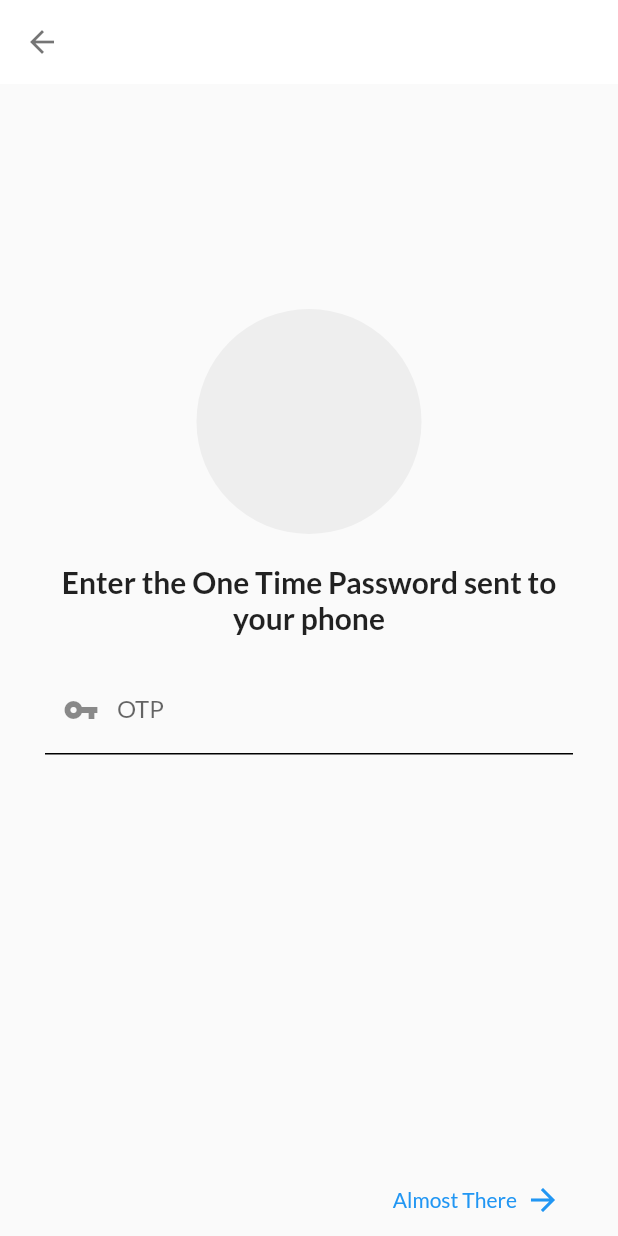
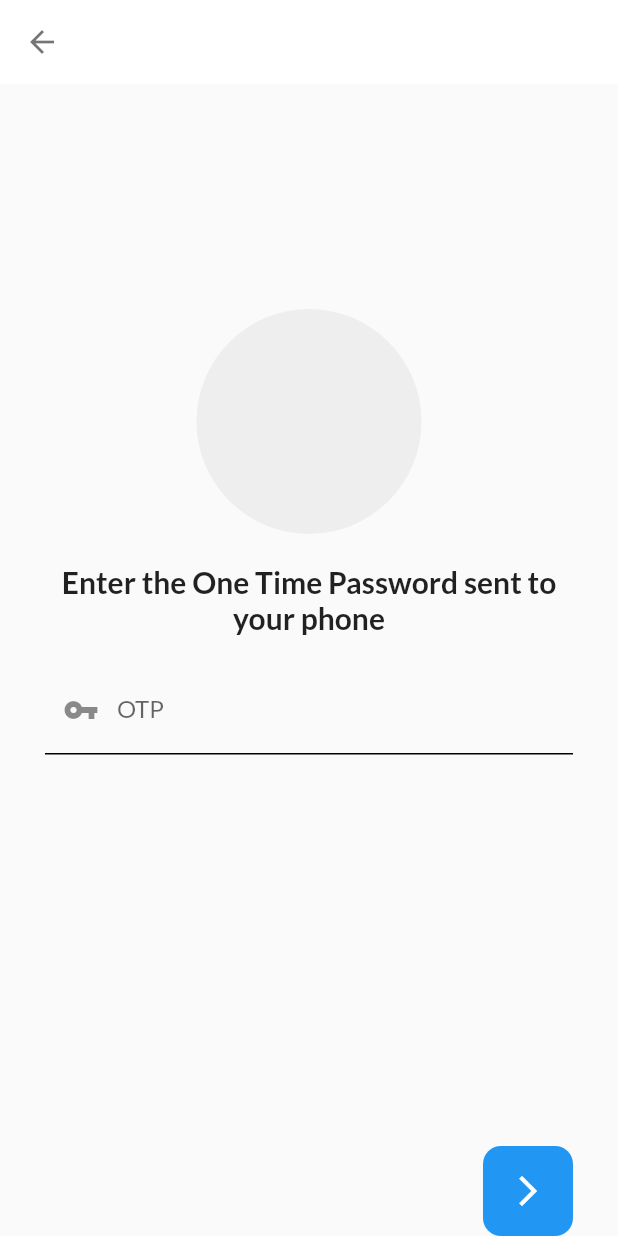
Before and after one commit to CarltonK/kweli-score, a Flutter app: the OTP screen opened directly, on a phone screen of 412 x 824 dp. Run offline on Flutter 3.47's test engine with Material 2 defaults, Android fonts, the phone set to English and light mode, and no system bars; our stand-ins replace firebase_analytics, firebase_core, firebase_crashlytics, firebase_messaging, flutter_spinkit, fluttertoast and 1 more; accounts and stored records are empty.

Commit message:
KS-32 #comment aesthetic changes

```diff
--- a/lib/screens/Authentication/otp.dart
+++ b/lib/screens/Authentication/otp.dart
@@ -12,7 +12,7 @@ class OTP extends StatelessWidget {
   Widget _otpTF() {
     return TextFormField(
       keyboardType: TextInputType.number,
-      textInputAction: TextInputAction.next,
+      textInputAction: TextInputAction.done,
       onSaved: _onOtpSaved,
       decoration: InputDecoration(
         border: Constants.blackInputBorder,
@@ -32,10 +32,7 @@ class OTP extends StatelessWidget {
         backgroundColor: Colors.white,
         elevation: 0,
         leading: IconButton(
-          icon: const Icon(
-            Icons.arrow_back,
-            color: Colors.black54,
-          ),
+          icon: const Icon(Icons.arrow_back, color: Colors.black54),
           onPressed: () => Navigator.of(context).pop(),
         ),
       ),
@@ -56,11 +53,11 @@ class OTP extends StatelessWidget {
               height: 150,
               width: 150,
               decoration: BoxDecoration(
-                  shape: BoxShape.circle, color: Colors.grey[200]),
+                shape: BoxShape.circle,
+                color: Colors.grey[200],
+              ),
             ),
-            const SizedBox(
-              height: 20,
-            ),
+            const SizedBox(height: 20),
             Text(
               "Enter the One Time Password sent to your phone",
               style: Constants.boldSubheadlineStyle,
@@ -71,18 +68,26 @@ class OTP extends StatelessWidget {
             Expanded(child: Container()),
             Align(
               alignment: Alignment.bottomRight,
-              child: TextButton(
+              child: Container(
+                height: 60,
+                width: 60,
+                decoration: BoxDecoration(
+                  borderRadius: BorderRadius.circular(12),
+                  color: Theme.of(context).primaryColor,
+                ),
+                child: IconButton(
+                  icon: const Icon(
+                    Icons.arrow_forward_ios,
+                    color: Colors.white,
+                  ),
                   onPressed: () {
-                    Navigator.push(context,
-                        MaterialPageRoute(builder: (context) => HomePage()));
+                    Navigator.push(
+                      context,
+                      SlideLeftTransition(page: HomePage(), routeName: 'home'),
+                    );
                   },
-                  child: Row(
-                    mainAxisSize: MainAxisSize.min,
-                    children: [
-                      Text("Almost There  "),
-                      Icon(Icons.arrow_forward)
-                    ],
-                  )),
+                ),
+              ),
             )
           ],
         ),
--- a/lib/screens/packages/package.dart
+++ b/lib/screens/packages/package.dart
@@ -1,6 +1,5 @@
 import 'package:flutter/material.dart';
 import 'package:kweliscore/screens/screens.dart';
-import 'package:kweliscore/utilities/utilities.dart';
 
 class Package extends StatelessWidget {
   @override
```
Also changed, not shown: lib/screens/home/home_screen.dart (+16 -27 lines), lib/widgets/scrollable_sheet.dart (+14 -7 lines).
